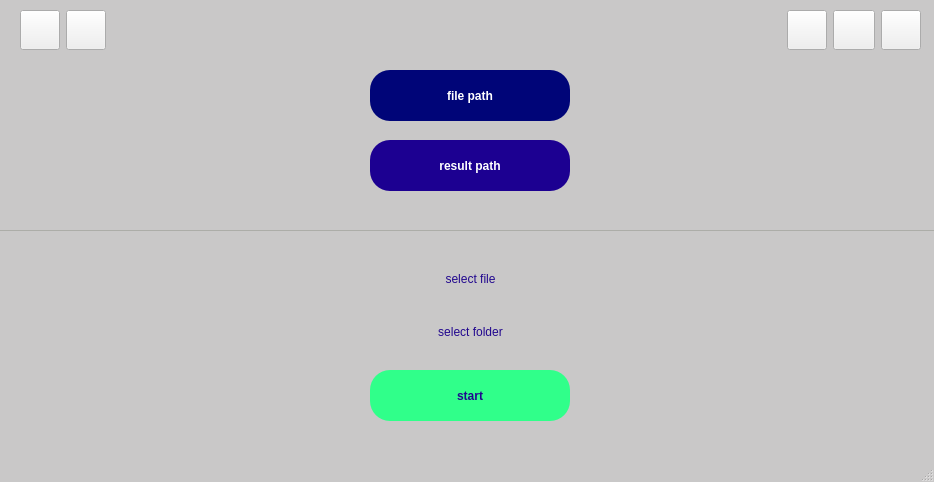
The window that src/app.ui (alireza-da/TraumaDetectionProject) describes before a commit, drawn with Qt 5.
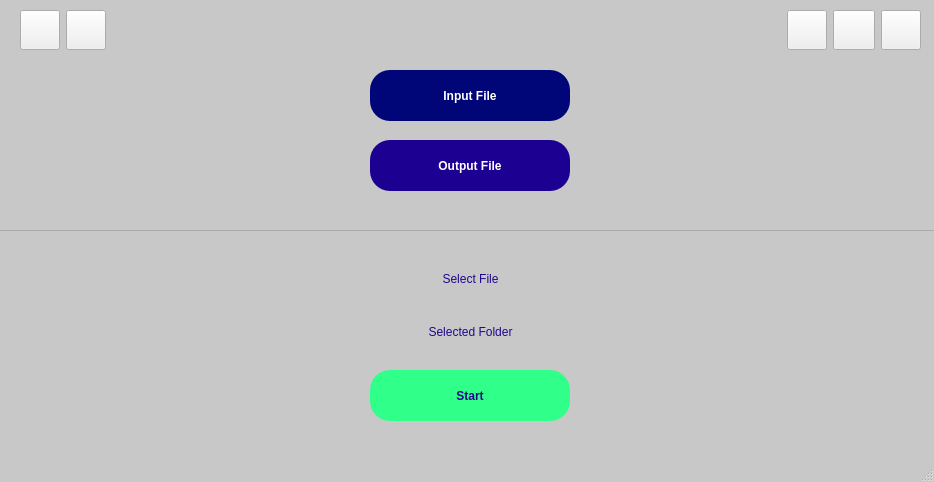
The same window after the commit. Icons and pictures are not drawn.

Commit message: app.ui text capitalization

```diff
--- a/src/app.ui
+++ b/src/app.ui
@@ -64,7 +64,7 @@
 font: 10pt &quot;Segoe UI&quot;;</string>
               </property>
               <property name="text">
-               <string>select file</string>
+               <string>Select File</string>
               </property>
               <property name="alignment">
                <set>Qt::AlignCenter</set>
@@ -88,7 +88,7 @@
 font: 10pt &quot;Segoe UI&quot;;</string>
               </property>
               <property name="text">
-               <string>select folder</string>
+               <string>Selected Folder</string>
               </property>
               <property name="alignment">
                <set>Qt::AlignCenter</set>
@@ -235,7 +235,7 @@
 font: 14pt &quot;Segoe UI&quot;;font-weight:600; </string>
     </property>
     <property name="text">
-     <string>file path</string>
+     <string>Input File</string>
     </property>
    </widget>
    <widget class="QPushButton" name="manual_result_path_button">
@@ -259,7 +259,7 @@
 font: 14pt &quot;Segoe UI&quot;;font-weight:600; </string>
     </property>
     <property name="text">
-     <string>result path</string>
+     <string>Output File</string>
     </property>
    </widget>
    <widget class="QLabel" name="label_2">
@@ -305,7 +305,7 @@
 font: 14pt &quot;Segoe UI&quot;;color : #21078E;font-weight:600; </string>
     </property>
     <property name="text">
-     <string>start</string>
+     <string>Start</string>
     </property>
    </widget>
   </widget>
```
The commit also changes 1 other file.
